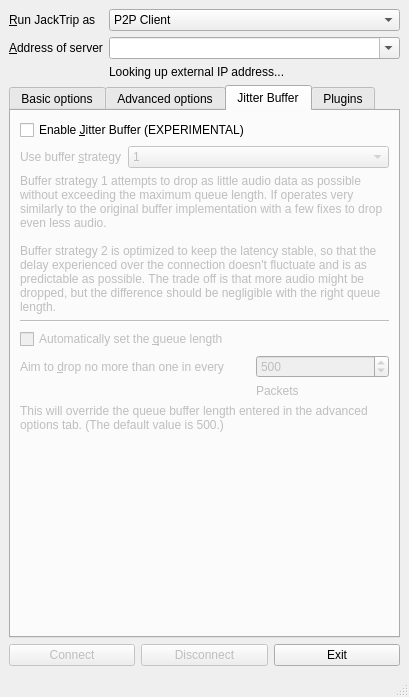
jacktrip/jacktrip, file src/qjacktrip.ui: the form before one commit.
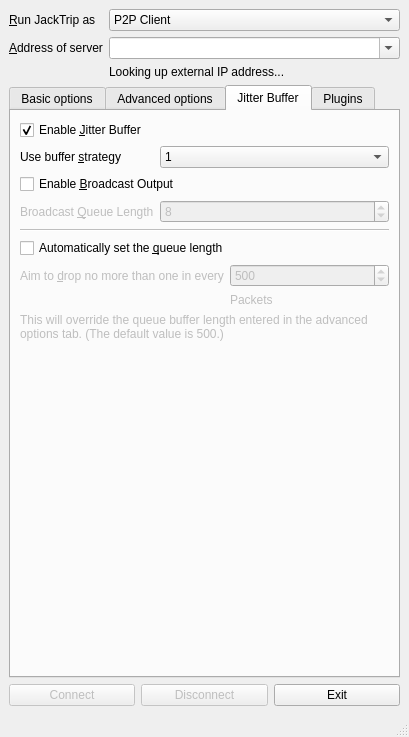
The form after the commit. The open tabs and pages were chosen to show the change. Icons and pictures are not drawn.

Commit message:
Use Jitter Buffer by Default
If the jitter buffer has previously been disabled, alert the user that it is now the default and enable it.

Add GUI elements to enable broadcast output, and change UDP realtime settings.

In console mode, read the username and password from standard input if they're not provided as arguments. (Disable echo when reading the password.)

```diff
--- a/src/qjacktrip.ui
+++ b/src/qjacktrip.ui
@@ -7,7 +7,7 @@
     <x>0</x>
     <y>0</y>
     <width>403</width>
-    <height>697</height>
+    <height>737</height>
    </rect>
   </property>
   <property name="windowTitle">
@@ -895,7 +895,56 @@
         <string>Jitter Buffer</string>
        </attribute>
        <layout class="QGridLayout" name="gridLayout_8">
-        <item row="7" column="2">
+        <item row="10" column="2">
+         <widget class="QLabel" name="packetsLabel">
+          <property name="enabled">
+           <bool>false</bool>
+          </property>
+          <property name="text">
+           <string>Packets</string>
+          </property>
+         </widget>
+        </item>
+        <item row="8" column="0" colspan="3">
+         <widget class="QCheckBox" name="autoQueueCheckBox">
+          <property name="enabled">
+           <bool>true</bool>
+          </property>
+          <property name="text">
+           <string>Automatically set the &amp;queue length</string>
+          </property>
+         </widget>
+        </item>
+        <item row="9" column="0" colspan="2">
+         <widget class="QLabel" name="autoQueueLabel">
+          <property name="enabled">
+           <bool>false</bool>
+          </property>
+          <property name="sizePolicy">
+           <sizepolicy hsizetype="Maximum" vsizetype="Preferred">
+            <horstretch>0</horstretch>
+            <verstretch>0</verstretch>
+           </sizepolicy>
+          </property>
+          <property name="text">
+           <string>Aim to &amp;drop no more than one in every</string>
+          </property>
+          <property name="buddy">
+           <cstring>autoQueueSpinBox</cstring>
+          </property>
+         </widget>
+        </item>
+        <item row="5" column="0" colspan="3">
+         <widget class="Line" name="bufferLine">
+          <property name="enabled">
+           <bool>false</bool>
+          </property>
+          <property name="orientation">
+           <enum>Qt::Horizontal</enum>
+          </property>
+         </widget>
+        </item>
+        <item row="9" column="2">
          <widget class="QSpinBox" name="autoQueueSpinBox">
           <property name="enabled">
            <bool>false</bool>
@@ -917,7 +966,31 @@
           </property>
          </widget>
         </item>
-        <item row="9" column="0" colspan="3">
+        <item row="3" column="0" colspan="3">
+         <widget class="QCheckBox" name="broadcastCheckBox">
+          <property name="toolTip">
+           <string>Enable a second, broadcast output with a higher queue length
+for better quality at the expense of latency.</string>
+          </property>
+          <property name="text">
+           <string>Enable &amp;Broadcast Output</string>
+          </property>
+         </widget>
+        </item>
+        <item row="12" column="0">
+         <spacer name="verticalSpacer">
+          <property name="orientation">
+           <enum>Qt::Vertical</enum>
+          </property>
+          <property name="sizeHint" stdset="0">
+           <size>
+            <width>20</width>
+            <height>40</height>
+           </size>
+          </property>
+         </spacer>
+        </item>
+        <item row="11" column="0" colspan="3">
          <widget class="QLabel" name="autoQueueExplanationLabel">
           <property name="enabled">
            <bool>false</bool>
@@ -930,49 +1003,29 @@
           </property>
          </widget>
         </item>
-        <item row="3" column="0" colspan="3">
-         <widget class="Line" name="bufferLine">
+        <item row="0" column="0" colspan="2">
+         <widget class="QCheckBox" name="jitterCheckBox">
           <property name="enabled">
-           <bool>false</bool>
+           <bool>true</bool>
           </property>
-          <property name="orientation">
-           <enum>Qt::Horizontal</enum>
+          <property name="toolTip">
+           <string>Enable the new jitter buffer. This is now the default.</string>
           </property>
-         </widget>
-        </item>
-        <item row="8" column="2">
-         <widget class="QLabel" name="packetsLabel">
-          <property name="enabled">
-           <bool>false</bool>
-          </property>
           <property name="text">
-           <string>Packets</string>
+           <string>Enable &amp;Jitter Buffer</string>
           </property>
-         </widget>
-        </item>
-        <item row="7" column="0" colspan="2">
-         <widget class="QLabel" name="autoQueueLabel">
-          <property name="enabled">
-           <bool>false</bool>
+          <property name="checked">
+           <bool>true</bool>
           </property>
-          <property name="sizePolicy">
-           <sizepolicy hsizetype="Maximum" vsizetype="Preferred">
-            <horstretch>0</horstretch>
-            <verstretch>0</verstretch>
-           </sizepolicy>
-          </property>
-          <property name="text">
-           <string>Aim to &amp;drop no more than one in every</string>
-          </property>
-          <property name="buddy">
-           <cstring>autoQueueSpinBox</cstring>
-          </property>
          </widget>
         </item>
-        <item row="1" column="1" colspan="2">
+        <item row="2" column="1" colspan="2">
          <widget class="QComboBox" name="bufferStrategyComboBox">
           <property name="enabled">
-           <bool>false</bool>
+           <bool>true</bool>
+          </property>
+          <property name="toolTip">
+           <string>&lt;html&gt;&lt;head/&gt;&lt;body&gt;&lt;p&gt;Buffer strategy 1 attempts to drop as little audio data as possible without exceeding the maximum queue length. It operates very similarly to the original buffer implementation with a few fixes to drop even less audio.&lt;/p&gt;&lt;p&gt;Buffer strategy 2 is optimized to keep the latency stable, so that the delay experienced over the connection doesn't fluctuate and is as predictable as possible. The trade off is that more audio might be dropped, but the difference should be negligible with the right queue length.&lt;/p&gt;&lt;/body&gt;&lt;/html&gt;</string>
           </property>
           <property name="currentIndex">
            <number>0</number>
@@ -989,33 +1042,10 @@
           </item>
          </widget>
         </item>
-        <item row="10" column="0">
-         <spacer name="verticalSpacer">
-          <property name="orientation">
-           <enum>Qt::Vertical</enum>
-          </property>
-          <property name="sizeHint" stdset="0">
-           <size>
-            <width>20</width>
-            <height>40</height>
-           </size>
-          </property>
-         </spacer>
-        </item>
-        <item row="0" column="0" colspan="2">
-         <widget class="QCheckBox" name="jitterCheckBox">
-          <property name="toolTip">
-           <string>Enable the jitter buffer. This will eventually become the default.</string>
-          </property>
-          <property name="text">
-           <string>Enable &amp;Jitter Buffer (EXPERIMENTAL)</string>
-          </property>
-         </widget>
-        </item>
-        <item row="1" column="0">
+        <item row="2" column="0">
          <widget class="QLabel" name="bufferStrategyLabel">
           <property name="enabled">
-           <bool>false</bool>
+           <bool>true</bool>
           </property>
           <property name="sizePolicy">
            <sizepolicy hsizetype="Maximum" vsizetype="Preferred">
@@ -1031,28 +1061,29 @@
           </property>
          </widget>
         </item>
-        <item row="2" column="0" colspan="3">
-         <widget class="QLabel" name="strategyExplanationLabel">
+        <item row="4" column="0">
+         <widget class="QLabel" name="broadcastQueueLabel">
           <property name="enabled">
            <bool>false</bool>
           </property>
           <property name="text">
-           <string>Buffer strategy 1 attempts to drop as little audio data as possible without exceeding the maximum queue length. If operates very similarly to the original buffer implementation with a few fixes to drop even less audio.
-
-Buffer strategy 2 is optimized to keep the latency stable, so that the delay experienced over the connection doesn't fluctuate and is as predictable as possible. The trade off is that more audio might be dropped, but the difference should be negligible with the right queue length.</string>
+           <string>Broadcast &amp;Queue Length</string>
           </property>
-          <property name="wordWrap">
-           <bool>true</bool>
+          <property name="buddy">
+           <cstring>broadcastQueueSpinBox</cstring>
           </property>
          </widget>
         </item>
-        <item row="6" column="0" colspan="3">
-         <widget class="QCheckBox" name="autoQueueCheckBox">
+        <item row="4" column="1" colspan="2">
+         <widget class="QSpinBox" name="broadcastQueueSpinBox">
           <property name="enabled">
            <bool>false</bool>
           </property>
-          <property name="text">
-           <string>Automatically set the &amp;queue length</string>
+          <property name="toolTip">
+           <string>Set the broadcast queue buffer length, in packet size.</string>
+          </property>
+          <property name="value">
+           <number>8</number>
           </property>
          </widget>
         </item>
```
Left out of the diff: 16 changed lines with no effect on the pictures. The commit also changes 5 other files.
